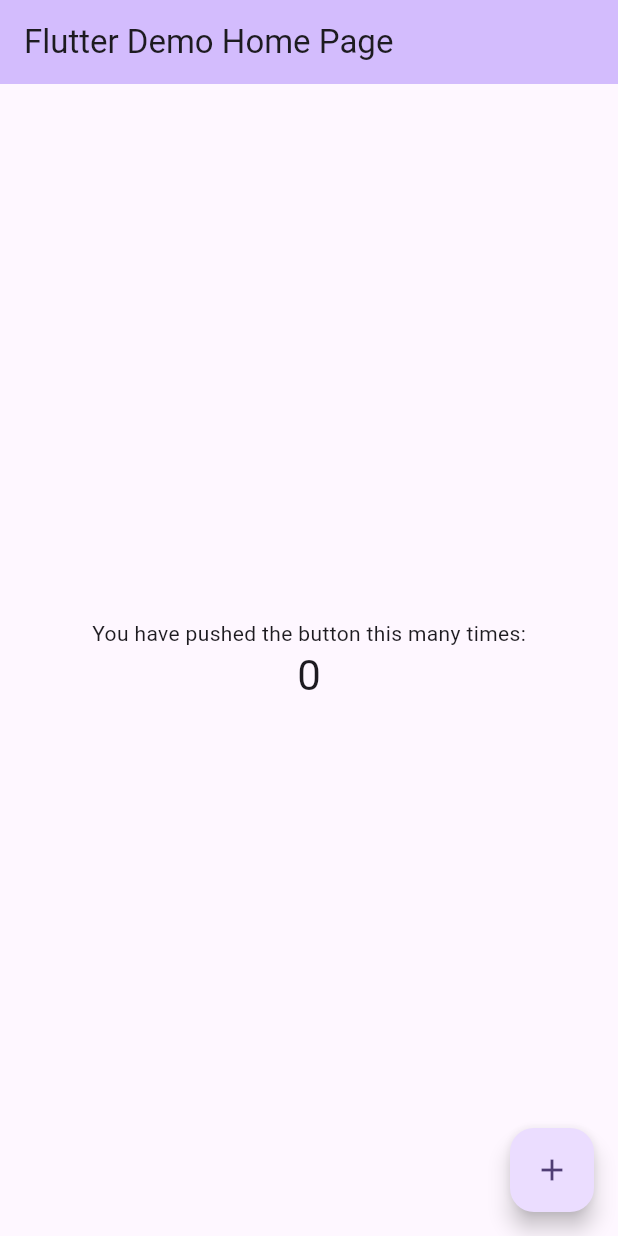
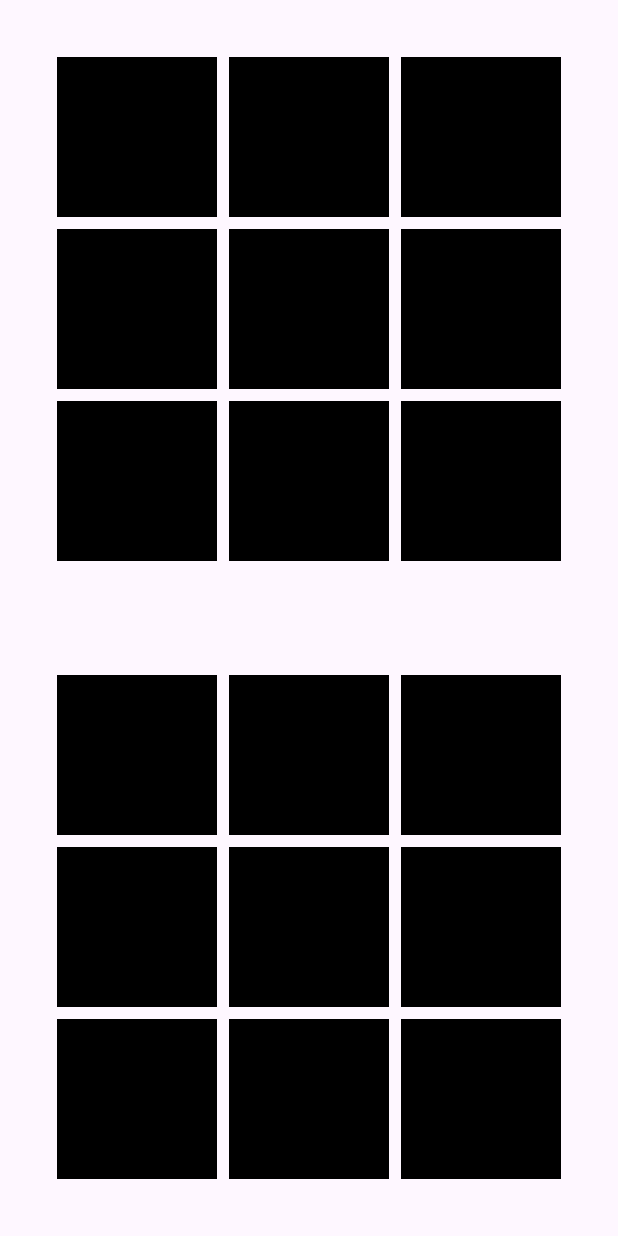
Before and after one commit to CristobalSalinas/Knucklebones, a Flutter app: the screen it shows after launch, on a phone screen of 412 x 824 dp. Run offline on Flutter 3.47's test engine with Material 3 defaults, Android fonts, the phone set to English and light mode, and no system bars.

Commit message:
:construction: Creando la primera pantalla para desplegar el tablero

```diff
--- a/lib/main.dart
+++ b/lib/main.dart
@@ -1,4 +1,5 @@
 import 'package:flutter/material.dart';
+import 'package:knucklebones/pages/home_page.dart';
 
 void main() {
   runApp(const MyApp());
@@ -10,116 +11,9 @@
   // This widget is the root of your application.
   @override
   Widget build(BuildContext context) {
-    return MaterialApp(
+    return const MaterialApp(
       title: 'Flutter Demo',
-      theme: ThemeData(
-        // This is the theme of your application.
-        //
-        // TRY THIS: Try running your application with "flutter run". You'll see
-        // the application has a purple toolbar. Then, without quitting the app,
-        // try changing the seedColor in the colorScheme below to Colors.green
-        // and then invoke "hot reload" (save your changes or press the "hot
-        // reload" button in a Flutter-supported IDE, or press "r" if you used
-        // the command line to start the app).
-        //
-        // Notice that the counter didn't reset back to zero; the application
-        // state is not lost during the reload. To reset the state, use hot
-        // restart instead.
-        //
-        // This works for code too, not just values: Most code changes can be
-        // tested with just a hot reload.
-        colorScheme: ColorScheme.fromSeed(seedColor: Colors.deepPurple),
-        useMaterial3: true,
-      ),
-      home: const MyHomePage(title: 'Flutter Demo Home Page'),
+      home: HomePage(),
     );
   }
 }
-
-class MyHomePage extends StatefulWidget {
-  const MyHomePage({super.key, required this.title});
-
-  // This widget is the home page of your application. It is stateful, meaning
-  // that it has a State object (defined below) that contains fields that affect
-  // how it looks.
-
-  // This class is the configuration for the state. It holds the values (in this
-  // case the title) provided by the parent (in this case the App widget) and
-  // used by the build method of the State. Fields in a Widget subclass are
-  // always marked "final".
-
-  final String title;
-
-  @override
-  State<MyHomePage> createState() => _MyHomePageState();
-}
-
-class _MyHomePageState extends State<MyHomePage> {
-  int _counter = 0;
-
-  void _incrementCounter() {
-    setState(() {
-      // This call to setState tells the Flutter framework that something has
-      // changed in this State, which causes it to rerun the build method below
-      // so that the display can reflect the updated values. If we changed
-      // _counter without calling setState(), then the build method would not be
-      // called again, and so nothing would appear to happen.
-      _counter++;
-    });
-  }
-
-  @override
-  Widget build(BuildContext context) {
-    // This method is rerun every time setState is called, for instance as done
-    // by the _incrementCounter method above.
-    //
-    // The Flutter framework has been optimized to make rerunning build methods
-    // fast, so that you can just rebuild anything that needs updating rather
-    // than having to individually change instances of widgets.
-    return Scaffold(
-      appBar: AppBar(
-        // TRY THIS: Try changing the color here to a specific color (to
-        // Colors.amber, perhaps?) and trigger a hot reload to see the AppBar
-        // change color while the other colors stay the same.
-        backgroundColor: Theme.of(context).colorScheme.inversePrimary,
-        // Here we take the value from the MyHomePage object that was created by
-        // the App.build method, and use it to set our appbar title.
-        title: Text(widget.title),
-      ),
-      body: Center(
-        // Center is a layout widget. It takes a single child and positions it
-        // in the middle of the parent.
-        child: Column(
-          // Column is also a layout widget. It takes a list of children and
-          // arranges them vertically. By default, it sizes itself to fit its
-          // children horizontally, and tries to be as tall as its parent.
-          //
-          // Column has various properties to control how it sizes itself and
-          // how it positions its children. Here we use mainAxisAlignment to
-          // center the children vertically; the main axis here is the vertical
-          // axis because Columns are vertical (the cross axis would be
-          // horizontal).
-          //
-          // TRY THIS: Invoke "debug painting" (choose the "Toggle Debug Paint"
-          // action in the IDE, or press "p" in the console), to see the
-          // wireframe for each widget.
-          mainAxisAlignment: MainAxisAlignment.center,
-          children: <Widget>[
-            const Text(
-              'You have pushed the button this many times:',
-            ),
-            Text(
-              '$_counter',
-              style: Theme.of(context).textTheme.headlineMedium,
-            ),
-          ],
-        ),
-      ),
-      floatingActionButton: FloatingActionButton(
-        onPressed: _incrementCounter,
-        tooltip: 'Increment',
-        child: const Icon(Icons.add),
-      ), // This trailing comma makes auto-formatting nicer for build methods.
-    );
-  }
-}
--- /dev/null
+++ b/lib/pages/home_page.dart
@@ -0,0 +1,49 @@
+import 'package:flutter/material.dart';
+
+class HomePage extends StatelessWidget {
+  const HomePage({super.key});
+
+  @override
+  Widget build(BuildContext context) {
+    return Scaffold(
+      body: SafeArea(
+        child: Column(
+          children: [
+            Expanded(
+              flex: 1,
+              child: Padding(
+                padding: const EdgeInsets.all(34),
+                child: GridView.count(
+                  crossAxisCount: 3,
+                  physics: const NeverScrollableScrollPhysics(),
+                  children: List.generate(9, (index) {
+                    return Container(
+                      color: Colors.black,
+                      margin: const EdgeInsets.all(4),
+                    );
+                  }),
+                ),
+              ),
+            ),
+            Expanded(
+              flex: 1,
+              child: Padding(
+                padding: const EdgeInsets.all(34),
+                child: GridView.count(
+                  crossAxisCount: 3,
+                  physics: const NeverScrollableScrollPhysics(),
+                  children: List.generate(9, (index) {
+                    return Container(
+                      color: Colors.black,
+                      margin: const EdgeInsets.all(4),
+                    );
+                  }),
+                ),
+              ),
+            ),
+          ],
+        ),
+      ),
+    );
+  }
+}
```
